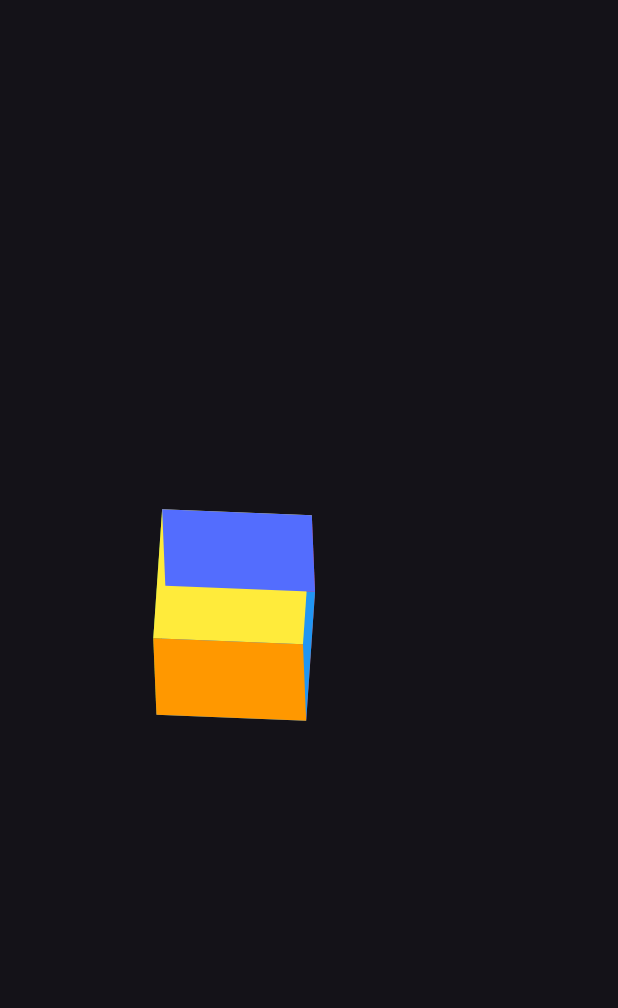
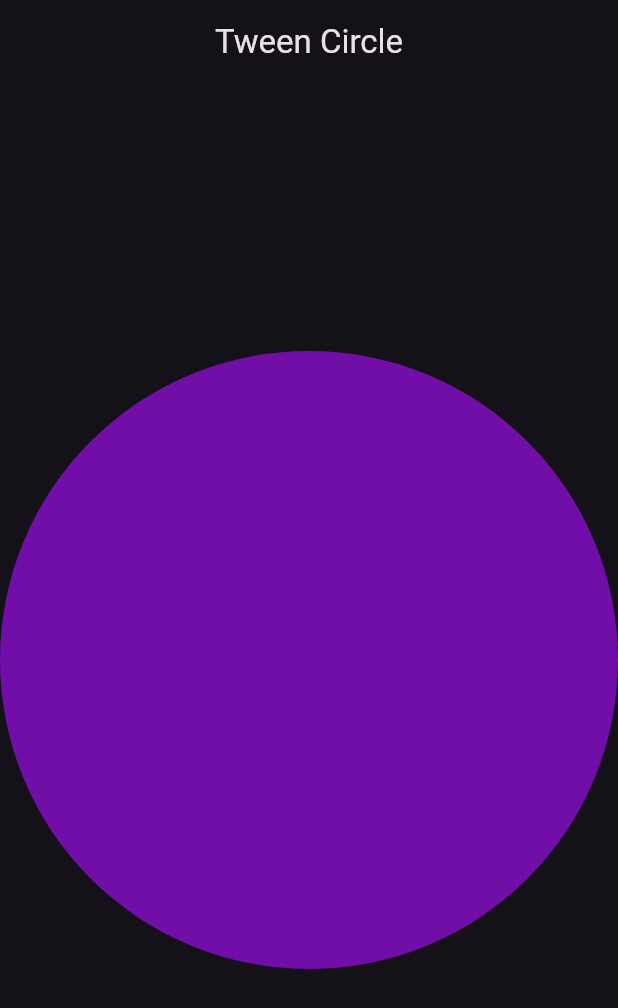
Before and after one commit to H-M-Huzaifa/flutter_animations, a Flutter app: the screen it shows after launch, on a phone screen of 412 x 824 dp. Shown: the top 1008 px of the screen. Run offline on Flutter 3.47's test engine with Material 3 defaults, Android fonts, the phone set to English and light mode, and no system bars.

Commit message:
4 more added

```diff
--- /dev/null
+++ b/lib/UI/tween_circle.dart
@@ -0,0 +1,70 @@
+import 'package:flutter/material.dart';
+import 'dart:math' as math;
+
+class TweenCircle extends StatefulWidget {
+  const TweenCircle({super.key});
+
+  @override
+  State<TweenCircle> createState() => _TweenCircleState();
+}
+
+class _TweenCircleState extends State<TweenCircle> {
+  var _color = getRandomColor();
+
+  @override
+  Widget build(BuildContext context) {
+    return Scaffold(
+      appBar: AppBar(
+        title: Text("Tween Circle"),
+        centerTitle: true,
+      ),
+      body: Center(
+        child: ClipPath(
+          clipper: CircleClipper(),
+          child: TweenAnimationBuilder(
+            duration: Duration(milliseconds:800 ),
+            tween: ColorTween(
+                begin: getRandomColor(),
+                end: _color
+            ),onEnd: () {
+              setState(() {
+                _color=getRandomColor();
+              });
+            },
+            builder: (context, Color? color, child) {
+              return ColorFiltered(
+                colorFilter: ColorFilter.mode(color!, BlendMode.srcATop),
+                child: Container(
+                  width: MediaQuery.of(context).size.width,
+                  height: MediaQuery.of(context).size.width,
+                  color: Colors.red,
+                ),
+              );
+            },
+          ),
+        ),
+      ),
+    );
+  }
+}
+
+//method for random color
+Color getRandomColor() => Color(0xFF000000 + math.Random().nextInt(0xFFFFFF));
+
+class CircleClipper extends CustomClipper<Path> {
+  @override
+  Path getClip(Size size) {
+    var path = Path();
+
+    final rect = Rect.fromCircle(
+        center: Offset(size.width / 2, size.height / 2),
+        radius: size.width / 2);
+
+    path.addOval(rect);
+
+    return path;
+  }
+
+  @override
+  bool shouldReclip(covariant CustomClipper<Path> oldClipper) => false;
+}
--- a/lib/main.dart
+++ b/lib/main.dart
@@ -1,5 +1,7 @@
-import 'dart:math' show pi;
+import 'package:animations/UI/hero_animation/hero_animation.dart';
+import 'package:animations/UI/implicit_animation.dart';
 import 'package:animations/UI/rotating_cube.dart';
+import 'package:animations/UI/tween_circle.dart';
 import 'package:flutter/material.dart';
 
 import 'UI/card_animation.dart';
@@ -30,7 +32,7 @@ class _MyAppState extends State<MyApp>{
         useMaterial3: true,
       ),
       themeMode: ThemeMode.dark,
-      home: RotatingCube(),
+      home: TweenCircle(),
     );
   }
 }
--- a/pubspec.yaml
+++ b/pubspec.yaml
@@ -62,6 +62,8 @@ flutter:
   # assets:
   #   - images/a_dot_burr.jpeg
   #   - images/a_dot_ham.jpeg
+  assets:
+    - assets/images/
 
   # An image asset can refer to one or more resolution-specific "variants", see
   # https://flutter.dev/to/resolution-aware-images
```
Also changed, not shown: lib/UI/hero_animation/details_page.dart (added, +80 -0 lines), lib/UI/hero_animation/hero_animation.dart (added, +60 -0 lines), lib/UI/implicit_animation.dart (added, +58 -0 lines), lib/UI/rotating_cube.dart (+7 -1 lines), lib/UI/hero_animation.dart (deleted).
